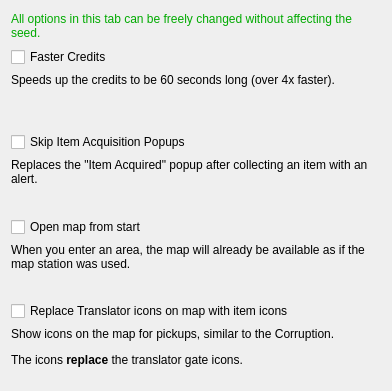
Before: the Qt Designer form randovania/gui/cosmetic_window.ui in randovania/randovania, drawn with Qt 5.
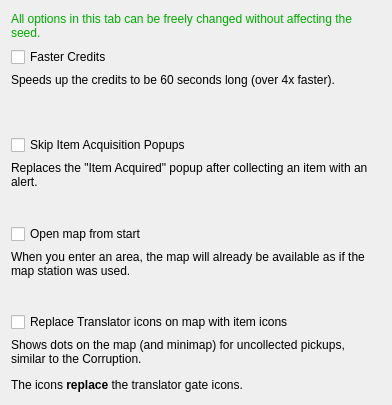
After: the same form once the commit is applied.

What changed in the file:
```diff
--- a/randovania/gui/cosmetic_window.ui
+++ b/randovania/gui/cosmetic_window.ui
@@ -7,7 +7,7 @@
     <x>0</x>
     <y>0</y>
     <width>392</width>
-    <height>391</height>
+    <height>405</height>
    </rect>
   </property>
   <property name="windowTitle">
@@ -149,7 +149,7 @@
        </sizepolicy>
       </property>
       <property name="text">
-       <string>&lt;html&gt;&lt;head/&gt;&lt;body&gt;&lt;p&gt;Show icons on the map for pickups, similar to the Corruption.&lt;/p&gt;&lt;p&gt;The icons &lt;span style=&quot; font-weight:600;&quot;&gt;replace&lt;/span&gt; the translator gate icons.&lt;/p&gt;&lt;/body&gt;&lt;/html&gt;</string>
+       <string>&lt;html&gt;&lt;head/&gt;&lt;body&gt;&lt;p&gt;Shows dots on the map (and minimap) for uncollected pickups, similar to the Corruption.&lt;/p&gt;&lt;p&gt;The icons &lt;span style=&quot; font-weight:600;&quot;&gt;replace&lt;/span&gt; the translator gate icons.&lt;/p&gt;&lt;/body&gt;&lt;/html&gt;</string>
       </property>
       <property name="alignment">
        <set>Qt::AlignLeading|Qt::AlignLeft|Qt::AlignTop</set>
```
